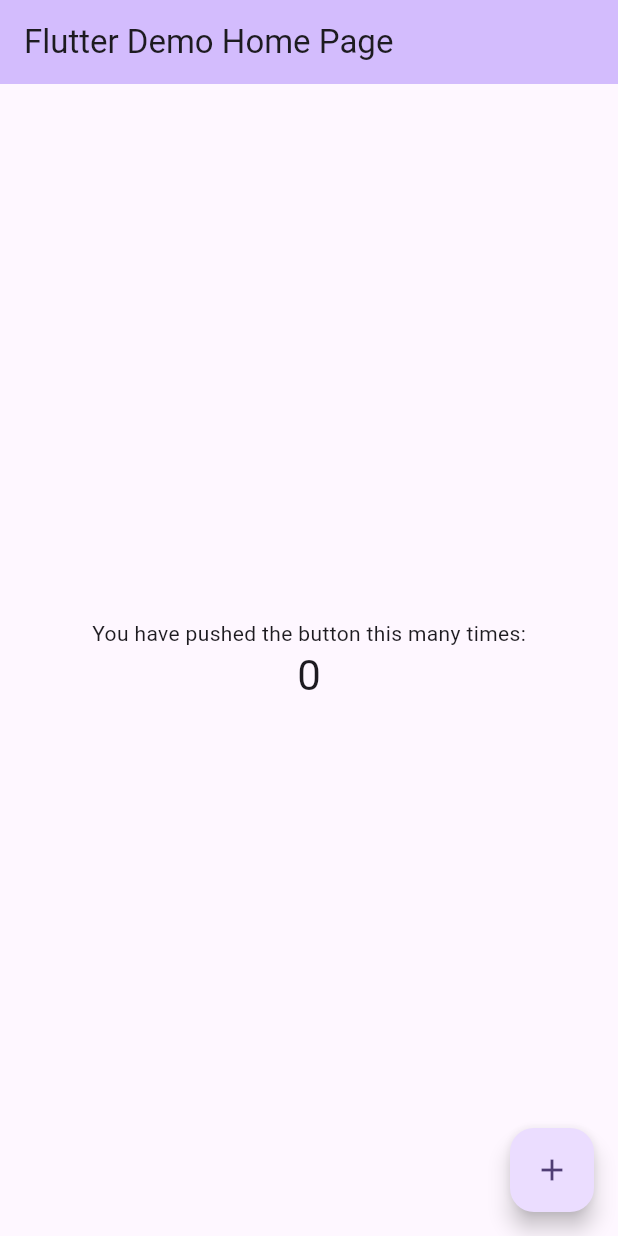
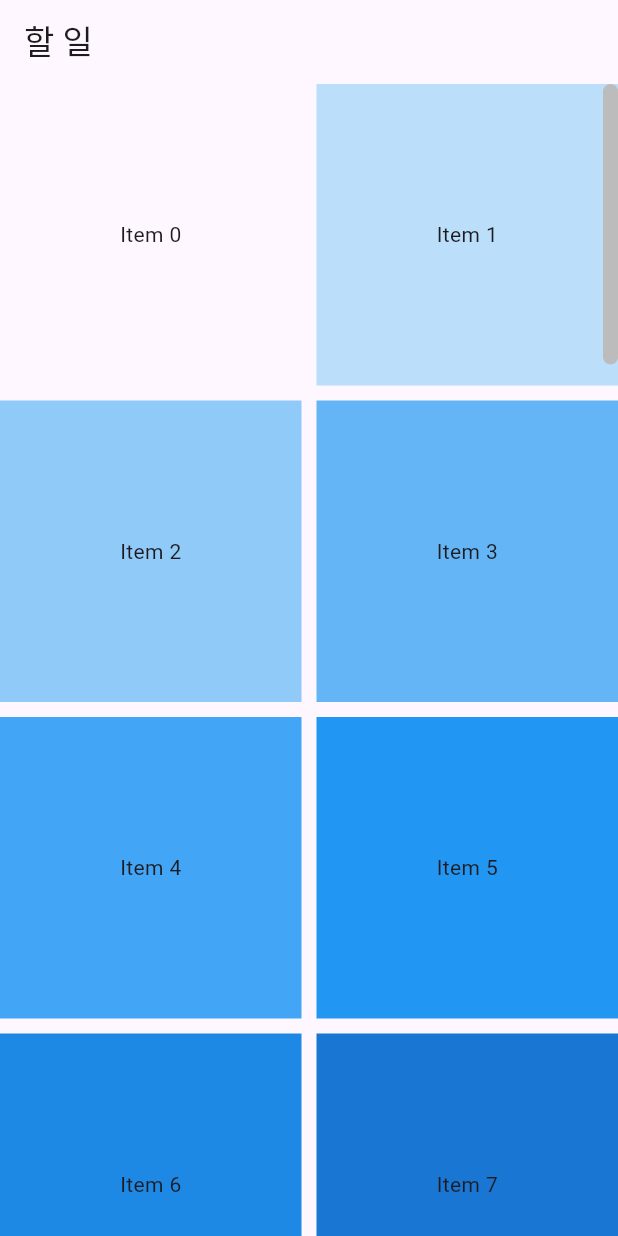
Before and after one commit to 837100/grid_todo_flutter, a Flutter app: the screen it shows after launch, on a phone screen of 412 x 824 dp. Run offline on Flutter 3.47's test engine with Material 3 defaults, Android fonts, the phone set to English and light mode, and no system bars.

Commit message:
할 일 목록 그리드 뷰 생성

```diff
--- a/lib/main.dart
+++ b/lib/main.dart
@@ -1,4 +1,5 @@
 import 'package:flutter/material.dart';
+import 'todo_grid_view.dart';
 
 void main() {
   runApp(const MyApp());
@@ -13,113 +14,9 @@ class MyApp extends StatelessWidget {
     return MaterialApp(
       title: 'Flutter Demo',
       theme: ThemeData(
-        // This is the theme of your application.
-        //
-        // TRY THIS: Try running your application with "flutter run". You'll see
-        // the application has a purple toolbar. Then, without quitting the app,
-        // try changing the seedColor in the colorScheme below to Colors.green
-        // and then invoke "hot reload" (save your changes or press the "hot
-        // reload" button in a Flutter-supported IDE, or press "r" if you used
-        // the command line to start the app).
-        //
-        // Notice that the counter didn't reset back to zero; the application
-        // state is not lost during the reload. To reset the state, use hot
-        // restart instead.
-        //
-        // This works for code too, not just values: Most code changes can be
-        // tested with just a hot reload.
-        colorScheme: ColorScheme.fromSeed(seedColor: Colors.deepPurple),
-        useMaterial3: true,
+        primarySwatch: Colors.blue,
       ),
-      home: const MyHomePage(title: 'Flutter Demo Home Page'),
+      home: const TodoGridView(),
     );
   }
 }
-
-class MyHomePage extends StatefulWidget {
-  const MyHomePage({super.key, required this.title});
-
-  // This widget is the home page of your application. It is stateful, meaning
-  // that it has a State object (defined below) that contains fields that affect
-  // how it looks.
-
-  // This class is the configuration for the state. It holds the values (in this
-  // case the title) provided by the parent (in this case the App widget) and
-  // used by the build method of the State. Fields in a Widget subclass are
-  // always marked "final".
-
-  final String title;
-
-  @override
-  State<MyHomePage> createState() => _MyHomePageState();
-}
-
-class _MyHomePageState extends State<MyHomePage> {
-  int _counter = 0;
-
-  void _incrementCounter() {
-    setState(() {
-      // This call to setState tells the Flutter framework that something has
-      // changed in this State, which causes it to rerun the build method below
-      // so that the display can reflect the updated values. If we changed
-      // _counter without calling setState(), then the build method would not be
-      // called again, and so nothing would appear to happen.
-      _counter++;
-    });
-  }
-
-  @override
-  Widget build(BuildContext context) {
-    // This method is rerun every time setState is called, for instance as done
-    // by the _incrementCounter method above.
-    //
-    // The Flutter framework has been optimized to make rerunning build methods
-    // fast, so that you can just rebuild anything that needs updating rather
-    // than having to individually change instances of widgets.
-    return Scaffold(
-      appBar: AppBar(
-        // TRY THIS: Try changing the color here to a specific color (to
-        // Colors.amber, perhaps?) and trigger a hot reload to see the AppBar
-        // change color while the other colors stay the same.
-        backgroundColor: Theme.of(context).colorScheme.inversePrimary,
-        // Here we take the value from the MyHomePage object that was created by
-        // the App.build method, and use it to set our appbar title.
-        title: Text(widget.title),
-      ),
-      body: Center(
-        // Center is a layout widget. It takes a single child and positions it
-        // in the middle of the parent.
-        child: Column(
-          // Column is also a layout widget. It takes a list of children and
-          // arranges them vertically. By default, it sizes itself to fit its
-          // children horizontally, and tries to be as tall as its parent.
-          //
-          // Column has various properties to control how it sizes itself and
-          // how it positions its children. Here we use mainAxisAlignment to
-          // center the children vertically; the main axis here is the vertical
-          // axis because Columns are vertical (the cross axis would be
-          // horizontal).
-          //
-          // TRY THIS: Invoke "debug painting" (choose the "Toggle Debug Paint"
-          // action in the IDE, or press "p" in the console), to see the
-          // wireframe for each widget.
-          mainAxisAlignment: MainAxisAlignment.center,
-          children: <Widget>[
-            const Text(
-              'You have pushed the button this many times:',
-            ),
-            Text(
-              '$_counter',
-              style: Theme.of(context).textTheme.headlineMedium,
-            ),
-          ],
-        ),
-      ),
-      floatingActionButton: FloatingActionButton(
-        onPressed: _incrementCounter,
-        tooltip: 'Increment',
-        child: const Icon(Icons.add),
-      ), // This trailing comma makes auto-formatting nicer for build methods.
-    );
-  }
-}
--- /dev/null
+++ b/lib/todo_grid_view.dart
@@ -0,0 +1,44 @@
+import 'package:flutter/material.dart';
+
+
+
+class TodoGridView extends StatelessWidget {
+  const TodoGridView({super.key});
+
+  @override
+  Widget build(BuildContext context) {
+    return Scaffold(
+      appBar: AppBar(
+        title: const Text('할 일'),
+      ),
+      body: Scrollbar(
+        thickness: 10,
+        thumbVisibility: true,
+        radius: const Radius.circular(5),
+        child: GridView.builder(
+          scrollDirection: Axis.vertical,
+          gridDelegate: const SliverGridDelegateWithFixedCrossAxisCount(
+            crossAxisCount: 2,
+            crossAxisSpacing: 10,
+            mainAxisSpacing: 10,
+          ),
+          itemCount: 30,
+          itemBuilder: (context, index) {
+            return InkWell(
+              onTap: () {
+                debugPrint('Item $index Tapped');
+
+              },
+              child: Container(
+                color: Colors.blue[100 * (index % 9)],
+                child: Center(
+                  child: Text('Item $index'),
+                ),
+              ),
+            );
+          },
+        ),
+      ),
+    );
+  }
+}
```
